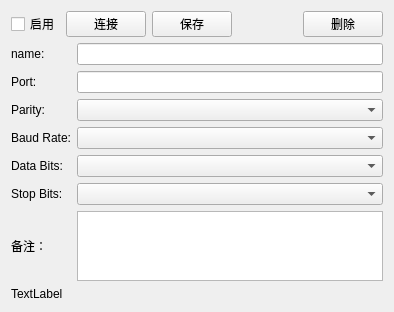
Above: lz-launcher/Plugins/Coms/Modbus/Device/DeviceCom.ui from yolens/lz-launcher before the change. Below: the same form after it.
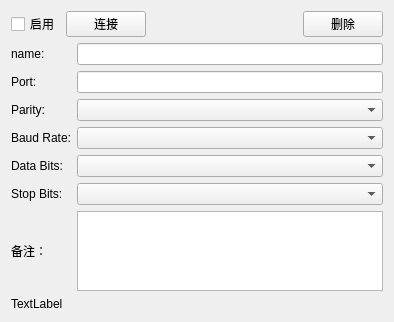
That is the form after the change.

The edit to the form file:
```diff
--- a/lz-launcher/Plugins/Coms/Modbus/Device/DeviceCom.ui
+++ b/lz-launcher/Plugins/Coms/Modbus/Device/DeviceCom.ui
@@ -7,7 +7,7 @@
     <x>0</x>
     <y>0</y>
     <width>394</width>
-    <height>311</height>
+    <height>322</height>
    </rect>
   </property>
   <property name="windowTitle">
@@ -118,13 +118,6 @@
        </property>
       </widget>
      </item>
-     <item>
-      <widget class="QPushButton" name="pushButton_save">
-       <property name="text">
-        <string>保存</string>
-       </property>
-      </widget>
-     </item>
      <item>
       <spacer name="horizontalSpacer">
        <property name="orientation">
```
